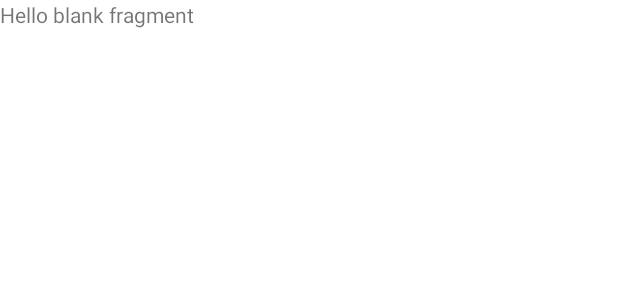
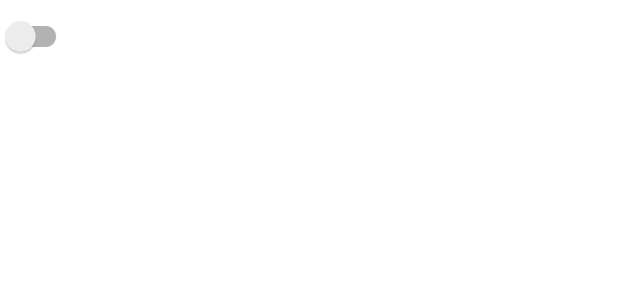
Before and after one commit to YousraMamdouh/Weather_Application, an Android app: the layout fragment_setthings.xml on its own in the app's theme, with its tools: preview values and no code run, on a phone screen of 412 x 824 dp. Shown: the top 300 px of the screen. Run offline under Robolectric (Android 15) with nearby library versions, the phone set to English and light mode, and no system bars.

```diff
--- a/app/src/main/res/layout/fragment_home_page.xml
+++ b/app/src/main/res/layout/fragment_home_page.xml
@@ -117,6 +117,7 @@
                             app:layout_constraintStart_toStartOf="parent"
                             app:layout_constraintTop_toBottomOf="@+id/textView2"
                             tools:text="Alexandria" />
+
                     </androidx.constraintlayout.widget.ConstraintLayout>
                 </androidx.cardview.widget.CardView>
             </androidx.constraintlayout.widget.ConstraintLayout>
--- a/app/src/main/res/layout/fragment_setthings.xml
+++ b/app/src/main/res/layout/fragment_setthings.xml
@@ -1,14 +1,15 @@
 <?xml version="1.0" encoding="utf-8"?>
-<FrameLayout xmlns:android="http://schemas.android.com/apk/res/android"
+<androidx.constraintlayout.widget.ConstraintLayout xmlns:android="http://schemas.android.com/apk/res/android"
+    xmlns:app="http://schemas.android.com/apk/res-auto"
     xmlns:tools="http://schemas.android.com/tools"
     android:layout_width="match_parent"
     android:layout_height="match_parent"
     tools:context=".ui.SetthingsFragment">
 
-    <!-- TODO: Update blank fragment layout -->
-    <TextView
-        android:layout_width="match_parent"
-        android:layout_height="match_parent"
-        android:text="@string/hello_blank_fragment" />
-
-</FrameLayout>
+    <androidx.appcompat.widget.SwitchCompat
+        android:id="@+id/switch2"
+        android:layout_width="wrap_content"
+        android:layout_height="wrap_content"
+        app:layout_constraintStart_toStartOf="parent"
+        app:layout_constraintTop_toTopOf="parent" />
+</androidx.constraintlayout.widget.ConstraintLayout>
```
Also changed, not shown: app/src/main/res/drawable/thumb.xml (added, +24 -0 lines).
